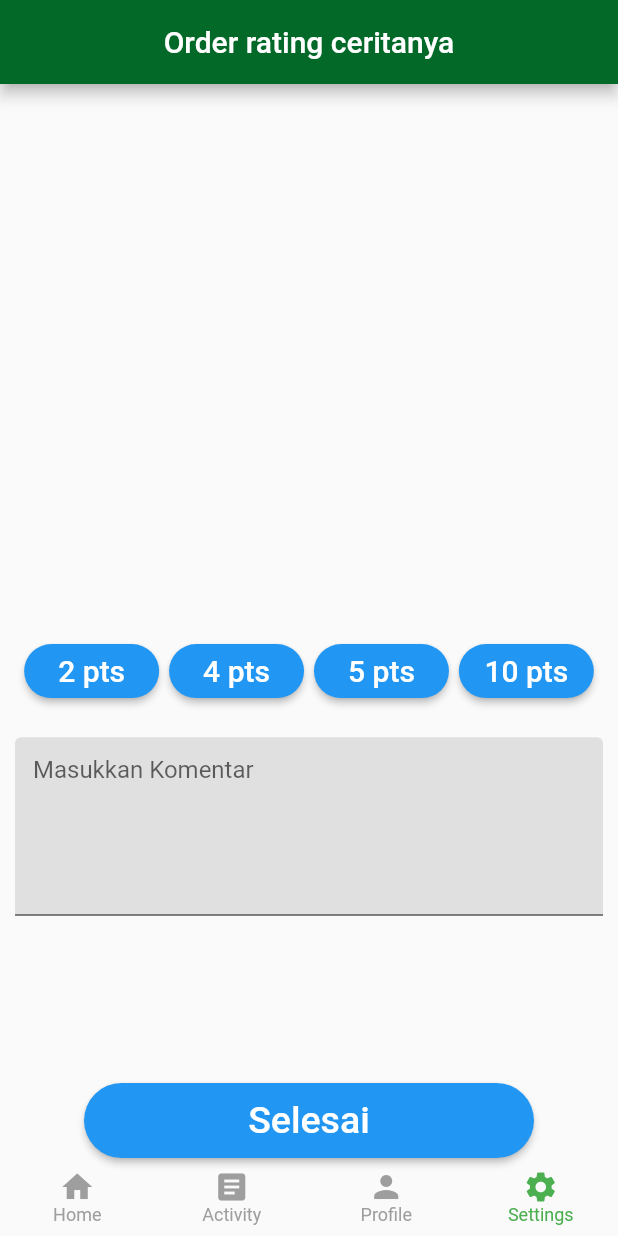
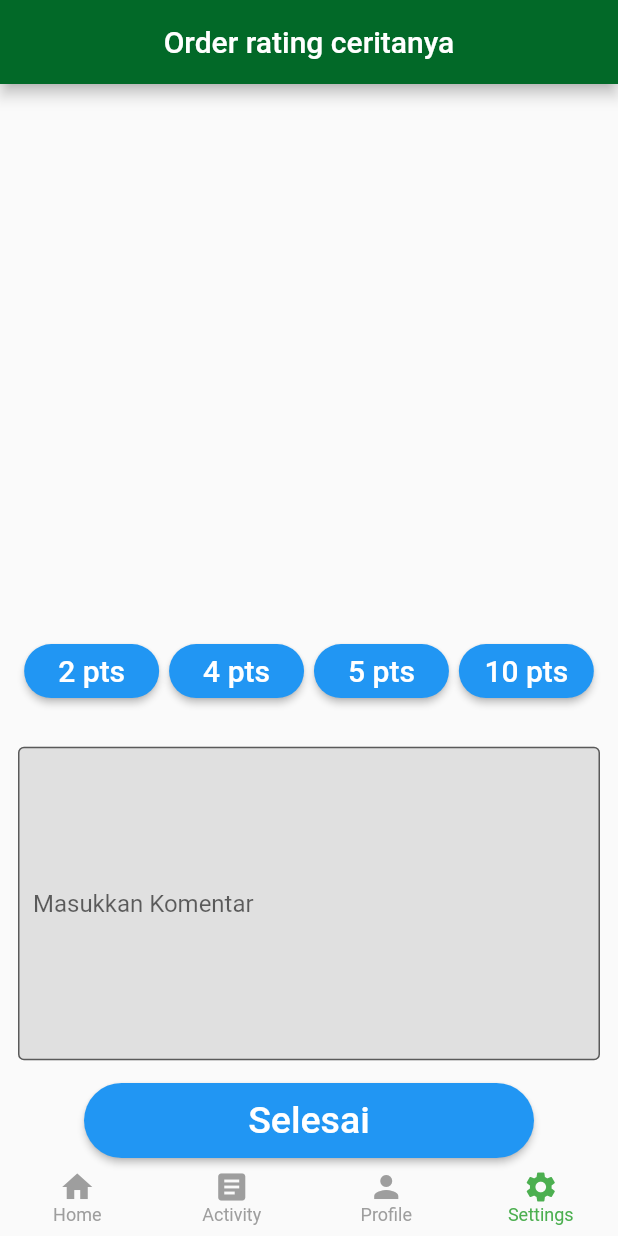
Before and after one commit to rannnayy/Milestone02_K29, a Flutter app: the screen it shows after launch, item 4 of the bottom bar chosen, on a phone screen of 412 x 824 dp. Run offline on Flutter 3.47's test engine with Material 2 defaults, Android fonts, the phone set to English and light mode, and no system bars; missing offline and left inert: dart:ffi; project files that could hold a hidden picture were left out.

Commit message:
Modified order_rating.dart bug fix lagi gabisa dipencet text box nya

```diff
--- a/src/clean_out_co/lib/pages/order_rating.dart
+++ b/src/clean_out_co/lib/pages/order_rating.dart
@@ -137,17 +137,16 @@ Widget commentField() {
   final maxLines = 5;
 
   return Container(
-    alignment: Alignment(0, 850),
-    margin: EdgeInsets.all(10),
-    height: maxLines * 24.0,
+    alignment: Alignment(0,0.78),
+    margin: EdgeInsets.all(12),
     child: TextField(
-      keyboardType: TextInputType.text,
-      textInputAction: TextInputAction.done,
-      maxLines: maxLines,
       decoration: InputDecoration(
         hintText: "Masukkan Komentar",
+        border: OutlineInputBorder(),
         fillColor: Colors.grey[300],
         filled: true,
+        isDense: true,
+        contentPadding: EdgeInsets.fromLTRB(10, 90, 10, 100),
       ),
     ),
   );
```
